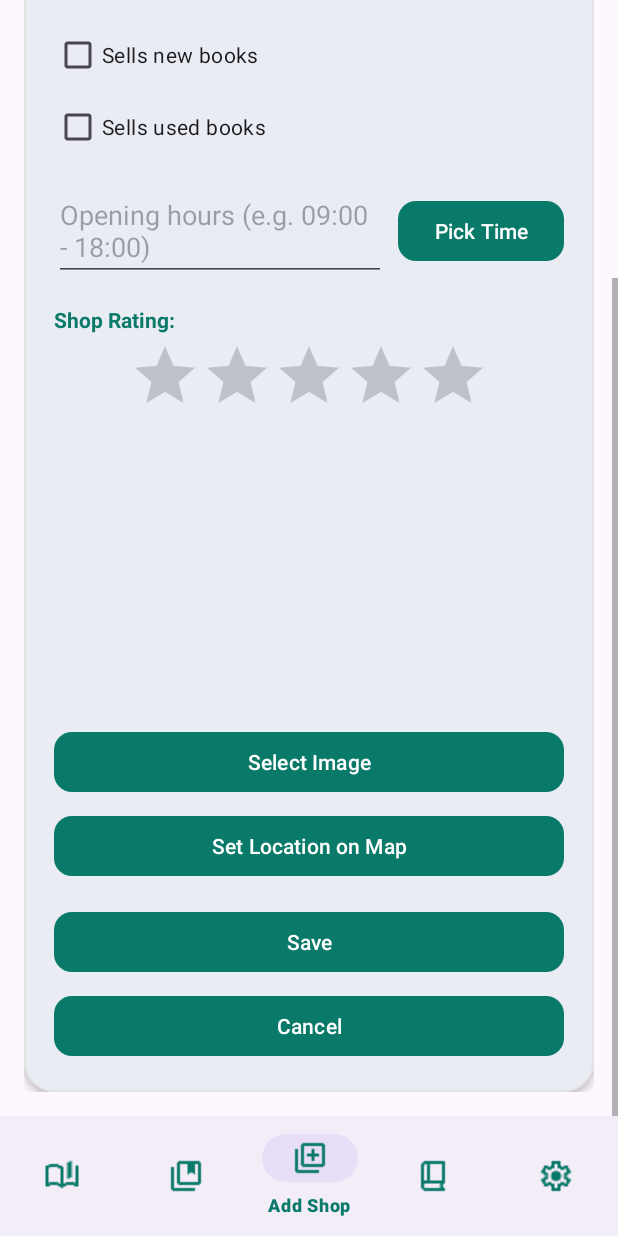
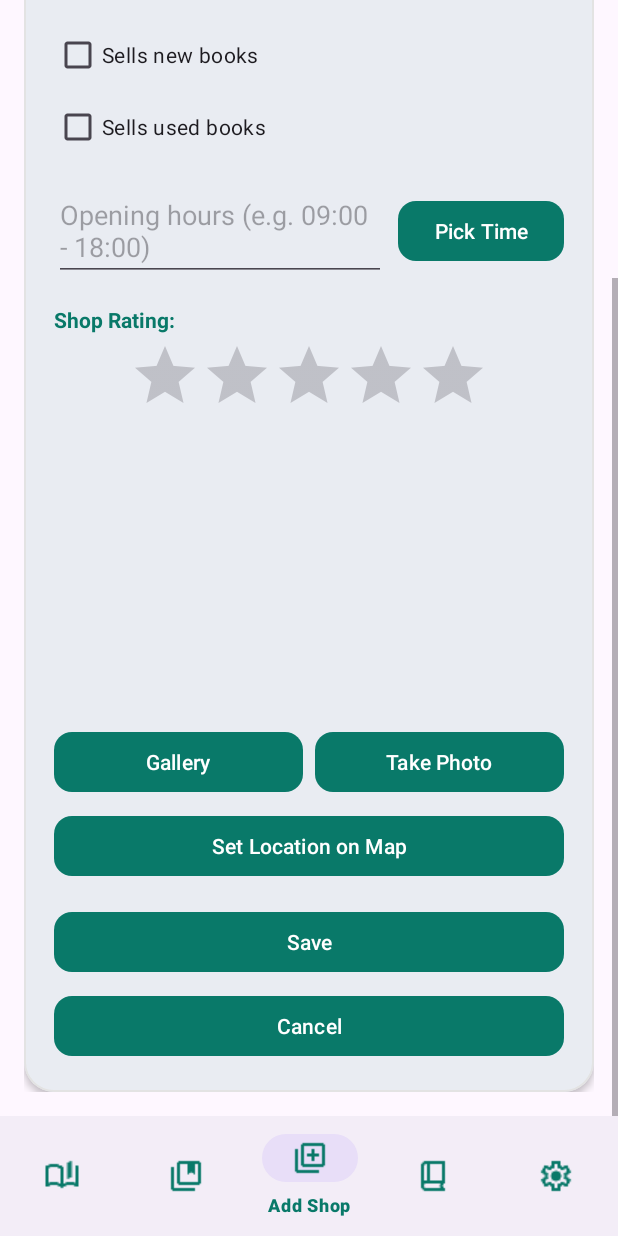
Before and after one commit to GraceRyan05/Bookshop-Tracker, an Android app: the BookshopView screen opened directly, with no data from a screen before it, scrolled down 246 dp, on a phone screen of 412 x 824 dp. Run offline under Robolectric (Android 15) with nearby library versions, the phone set to English and light mode, and no system bars; our stand-ins replace Timber.

Commit message:
feat: Added ability to upload photos from camera roll for bookshops.

```diff
--- a/app/src/main/java/org/setu/bookshoptracker/views/bookshop/BookshopView.kt
+++ b/app/src/main/java/org/setu/bookshoptracker/views/bookshop/BookshopView.kt
@@ -1,6 +1,7 @@
 package org.setu.bookshoptracker.views.bookshop
 
 import android.content.Intent
+import android.graphics.Bitmap
 import android.net.Uri
 import android.os.Bundle
 import android.widget.Button
@@ -27,6 +28,8 @@ import org.setu.bookshoptracker.views.mainmenu.MainMenuView
 import org.setu.bookshoptracker.views.mappicker.MapPickerView
 import org.setu.bookshoptracker.views.settings.SettingsView
 import timber.log.Timber
+import java.io.File
+import java.io.FileOutputStream
 
 class BookshopView : AppCompatActivity() {
 
@@ -40,6 +43,7 @@ class BookshopView : AppCompatActivity() {
     private lateinit var usedBooksCheckbox: CheckBox
     private lateinit var bookshopImageView: ImageView
     private lateinit var selectImageButton: Button
+    private lateinit var cameraPhotoButton: Button
     private lateinit var selectTimeButton: Button
     private var selectedImageUri: Uri? = null
     private var selectedLatitude: Double = 52.245954
@@ -60,6 +64,24 @@ class BookshopView : AppCompatActivity() {
                 selectedImageUri = uri
                 bookshopImageView.setImageURI(uri)
                 Timber.i("Image selected: $uri")
+            }
+        }
+
+    private val cameraLauncher =
+        registerForActivityResult(ActivityResultContracts.TakePicturePreview()) { bitmap: Bitmap? ->
+            if (bitmap != null) {
+                try {
+                    val file = File(cacheDir, "camera_photo_${System.currentTimeMillis()}.jpg")
+                    FileOutputStream(file).use { out ->
+                        bitmap.compress(Bitmap.CompressFormat.JPEG, 90, out)
+                    }
+                    val uri = Uri.fromFile(file)
+                    selectedImageUri = uri
+                    bookshopImageView.setImageURI(uri)
+                    Timber.i("Camera photo captured: $uri")
+                } catch (e: Exception) {
+                    Timber.e("Error saving camera photo: ${e.message}")
+                }
             }
         }
 
@@ -103,6 +125,7 @@ class BookshopView : AppCompatActivity() {
 
         bookshopImageView = findViewById(R.id.bookshopImageView)
         selectImageButton = findViewById(R.id.selectImageButton)
+        cameraPhotoButton = findViewById(R.id.cameraPhotoButton)
 
         selectTimeButton.setOnClickListener {
             showTimePicker()
@@ -110,6 +133,10 @@ class BookshopView : AppCompatActivity() {
 
         selectImageButton.setOnClickListener {
             imagePicker.launch(arrayOf("image/*"))
+        }
+
+        cameraPhotoButton.setOnClickListener {
+            cameraLauncher.launch(null)
         }
 
         findViewById<Button>(R.id.buttonLoc).setOnClickListener {
--- a/app/src/main/res/layout/activity_add_edit.xml
+++ b/app/src/main/res/layout/activity_add_edit.xml
@@ -131,14 +131,32 @@
                         android:scaleType="centerCrop"
                         tools:srcCompat="@tools:sample/backgrounds/scenic" />
 
-                    <Button
-                        android:id="@+id/selectImageButton"
+                    <LinearLayout
                         android:layout_width="match_parent"
                         android:layout_height="wrap_content"
                         android:layout_marginTop="8dp"
-                        android:text="Select Image"
-                        app:backgroundTint="@color/brand_green"
-                        app:cornerRadius="12dp" />
+                        android:orientation="horizontal">
+
+                        <Button
+                            android:id="@+id/selectImageButton"
+                            android:layout_width="0dp"
+                            android:layout_height="wrap_content"
+                            android:layout_weight="1"
+                            android:text="Gallery"
+                            app:backgroundTint="@color/brand_green"
+                            app:cornerRadius="12dp" />
+
+                        <Button
+                            android:id="@+id/cameraPhotoButton"
+                            android:layout_width="0dp"
+                            android:layout_height="wrap_content"
+                            android:layout_marginStart="8dp"
+                            android:layout_weight="1"
+                            android:text="Take Photo"
+                            app:backgroundTint="@color/brand_green"
+                            app:cornerRadius="12dp" />
+
+                    </LinearLayout>
 
                     <Button
                         android:id="@+id/buttonLoc"
```
